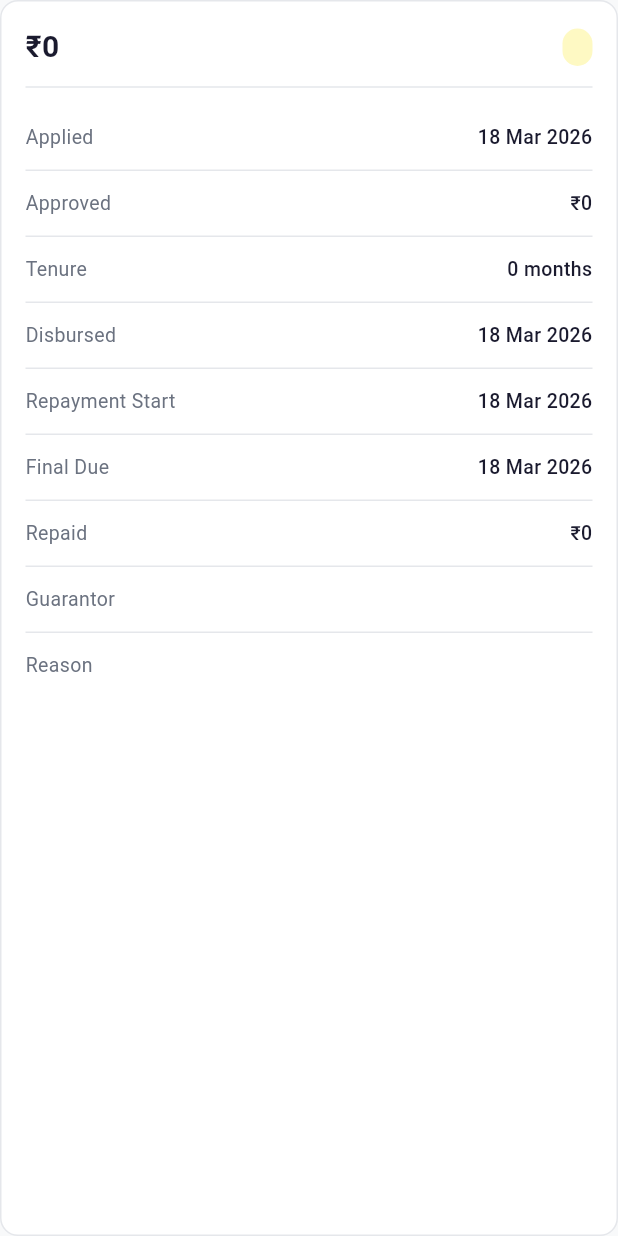
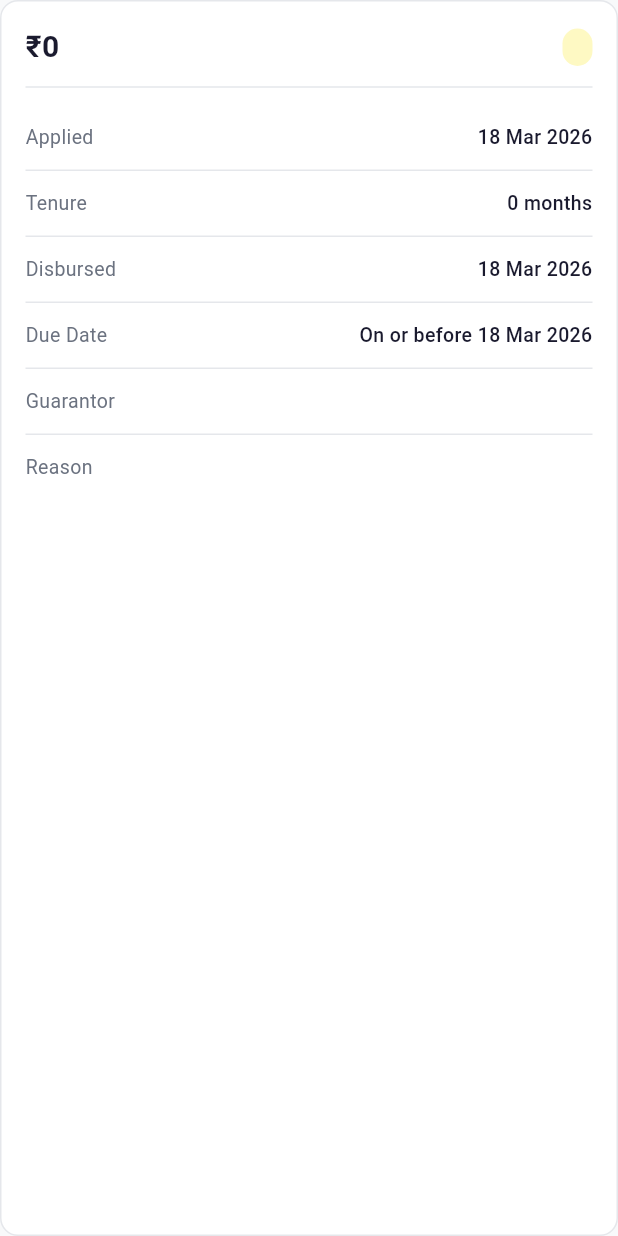
Before and after one commit to imam8822/societyapp, a Flutter app: the _LoanDetailCard widget shown alone on an empty page, opened directly with empty values, on a phone screen of 412 x 824 dp. Run offline on Flutter 3.47's test engine with Material 3 defaults, Android fonts, the phone set to English and light mode, and no system bars; our stand-ins replace dio, flutter_riverpod, flutter_secure_storage, go_router, image_picker; accounts and stored records are empty; network calls fail.

Commit message:
Fixes and minification in Loan module

```diff
--- a/lib/models/loan_models.dart
+++ b/lib/models/loan_models.dart
@@ -1,36 +1,3 @@
-class LoanInstallment {
-  final int id;
-  final int installmentNumber;
-  final double amount;
-  final DateTime dueDate;
-  final bool isPaid;
-  final DateTime? paidDate;
-  final String? remarks;
-  final bool isOverdue;
-
-  LoanInstallment({
-    required this.id,
-    required this.installmentNumber,
-    required this.amount,
-    required this.dueDate,
-    required this.isPaid,
-    this.paidDate,
-    this.remarks,
-    required this.isOverdue,
-  });
-
-  factory LoanInstallment.fromJson(Map<String, dynamic> j) => LoanInstallment(
-        id: j['id'],
-        installmentNumber: j['installmentNumber'],
-        amount: (j['amount'] as num?)?.toDouble() ?? 0,
-        dueDate: DateTime.parse(j['dueDate']),
-        isPaid: j['isPaid'],
-        paidDate: j['paidDate'] != null ? DateTime.parse(j['paidDate']) : null,
-        remarks: j['remarks'],
-        isOverdue: j['isOverdue'] ?? false,
-      );
-}
-
 class LoanApplication {
   final int id;
   final int applicantId;
@@ -53,7 +20,6 @@
   final double totalRepaid;
   final double outstandingAmount;
   final double applicantTotalSaved;
-  final List<LoanInstallment> installments;
 
   LoanApplication({
     required this.id,
@@ -77,7 +43,6 @@
     required this.totalRepaid,
     required this.outstandingAmount,
     required this.applicantTotalSaved,
-    required this.installments,
   });
 
   factory LoanApplication.fromJson(Map<String, dynamic> j) => LoanApplication(
@@ -92,19 +57,25 @@
         amount: (j['amount'] as num?)?.toDouble() ?? 0,
         status: j['status'],
         appliedDate: DateTime.parse(j['appliedDate']),
-        reviewedAt: j['reviewedAt'] != null ? DateTime.parse(j['reviewedAt']) : null,
+        reviewedAt: j['reviewedAt'] != null
+            ? DateTime.parse(j['reviewedAt'])
+            : null,
         reviewedByAdmin: j['reviewedByAdmin'],
         rejectionReason: j['rejectionReason'],
         tenureMonths: j['tenureMonths'],
-        disbursedDate: j['disbursedDate'] != null ? DateTime.parse(j['disbursedDate']) : null,
-        repaymentDueDate: j['repaymentDueDate'] != null ? DateTime.parse(j['repaymentDueDate']) : null,
-        finalRepaymentDate: j['finalRepaymentDate'] != null ? DateTime.parse(j['finalRepaymentDate']) : null,
+        disbursedDate: j['disbursedDate'] != null
+            ? DateTime.parse(j['disbursedDate'])
+            : null,
+        repaymentDueDate: j['repaymentDueDate'] != null
+            ? DateTime.parse(j['repaymentDueDate'])
+            : null,
+        finalRepaymentDate: j['finalRepaymentDate'] != null
+            ? DateTime.parse(j['finalRepaymentDate'])
+            : null,
         totalRepaid: (j['totalRepaid'] as num?)?.toDouble() ?? 0,
         outstandingAmount: (j['outstandingAmount'] as num?)?.toDouble() ?? 0,
-        applicantTotalSaved: (j['applicantTotalSaved'] as num?)?.toDouble() ?? 0,
-        installments: (j['installments'] as List? ?? [])
-            .map((e) => LoanInstallment.fromJson(e))
-            .toList(),
+        applicantTotalSaved:
+            (j['applicantTotalSaved'] as num?)?.toDouble() ?? 0,
       );
 
   bool get isPending => status == 'Pending';
@@ -113,30 +84,21 @@
   bool get isDisbursed => status == 'Disbursed';
   bool get isRepaid => status == 'Repaid';
   bool get isActive => isPending || isApproved || isDisbursed;
-
-  LoanInstallment? get nextInstallment => installments
-      .where((i) => !i.isPaid)
-      .toList()
-      .isEmpty ? null : (installments.where((i) => !i.isPaid).toList()
-        ..sort((a, b) => a.dueDate.compareTo(b.dueDate)))
-      .first;
 }
 
 class ApplyLoanRequest {
   final int? guarantorId;
-  final double requestedAmount;
-  final int tenureMonths;
+  final double amount;
+  // tenureMonths not needed — fixed per loan option on backend
 
   ApplyLoanRequest({
     this.guarantorId,
-    required this.requestedAmount,
-    required this.tenureMonths,
+    required this.amount,
   });
 
   Map<String, dynamic> toJson() => {
         if (guarantorId != null) 'guarantorId': guarantorId,
-        'requestedAmount': requestedAmount,
-        'tenureMonths': tenureMonths,
+        'requestedAmount': amount, // backend field name
       };
 }
 
@@ -144,14 +106,22 @@
   final int id;
   final String label;
   final double amount;
-  final int minTenureRequired;    // months contributed needed to be eligible
-  final int maxRepaymentTenure;   // max months allowed to repay
-  final double repaymentAmount;   // fixed monthly installment amount
-  final bool isEligible;          // whether current user meets minTenureRequired
+  final int minTenureRequired;   // months user must have contributed to be eligible
+  final int maxRepaymentTenure;  // deadline — repay on or before 15th of this month from disbursal
+  final double repaymentAmount;  // fixed TOTAL single repayment amount (not monthly)
+  final bool isEligible;         // user has >= minTenureRequired months paid
+  final bool guarantorRequired;  // loan amount > user's total invested
 
-  LoanOption({required this.id, required this.label, required this.amount,
-      required this.minTenureRequired, required this.maxRepaymentTenure,
-      required this.repaymentAmount, required this.isEligible});
+  LoanOption({
+    required this.id,
+    required this.label,
+    required this.amount,
+    required this.minTenureRequired,
+    required this.maxRepaymentTenure,
+    required this.repaymentAmount,
+    required this.isEligible,
+    required this.guarantorRequired,
+  });
 
   factory LoanOption.fromJson(Map<String, dynamic> j) => LoanOption(
         id: j['id'],
@@ -161,15 +131,25 @@
         maxRepaymentTenure: j['maxRepaymentTenure'] ?? 12,
         repaymentAmount: (j['repaymentAmount'] as num?)?.toDouble() ?? 0,
         isEligible: j['isEligible'] ?? false,
+        guarantorRequired: j['guarantorRequired'] ?? false,
       );
 }
 
 class GuarantorOption {
   final int id;
-  final String fullName, phone;
-  GuarantorOption({required this.id, required this.fullName, required this.phone});
+  final String fullName;
+  final String phone;
+
+  GuarantorOption({
+    required this.id,
+    required this.fullName,
+    required this.phone,
+  });
+
   factory GuarantorOption.fromJson(Map<String, dynamic> j) => GuarantorOption(
-    id: j['id'], fullName: j['fullName'], phone: j['phone'],
+        id: j['id'],
+        fullName: j['fullName'],
+        phone: j['phone'],
       );
 }
 
@@ -179,15 +159,22 @@
   final double userTotalInvested;
   final int userPaidMonths;
 
-  LoanFormData({required this.loanOptions, required this.availableGuarantors,
-      required this.userTotalInvested, required this.userPaidMonths});
+  LoanFormData({
+    required this.loanOptions,
+    required this.availableGuarantors,
+    required this.userTotalInvested,
+    required this.userPaidMonths,
+  });
 
   factory LoanFormData.fromJson(Map<String, dynamic> j) => LoanFormData(
         loanOptions: (j['loanOptions'] as List? ?? [])
-        .map((e) => LoanOption.fromJson(e)).toList(),
+            .map((e) => LoanOption.fromJson(e))
+            .toList(),
         availableGuarantors: (j['availableGuarantors'] as List? ?? [])
-        .map((e) => GuarantorOption.fromJson(e)).toList(),
-    userTotalInvested: (j['userTotalInvested'] as num?)?.toDouble() ?? 0,
+            .map((e) => GuarantorOption.fromJson(e))
+            .toList(),
+        userTotalInvested:
+            (j['userTotalInvested'] as num?)?.toDouble() ?? 0,
         userPaidMonths: j['userPaidMonths'] ?? 0,
       );
 }
```
Also changed, not shown: lib/core/api/api_services.dart (+3 -5 lines), lib/screens/admin/admin_screens.dart (+42 -8 lines), lib/screens/user/user_screens.dart (+84 -92 lines). Lines whose indentation alone changed are shown as unchanged.
